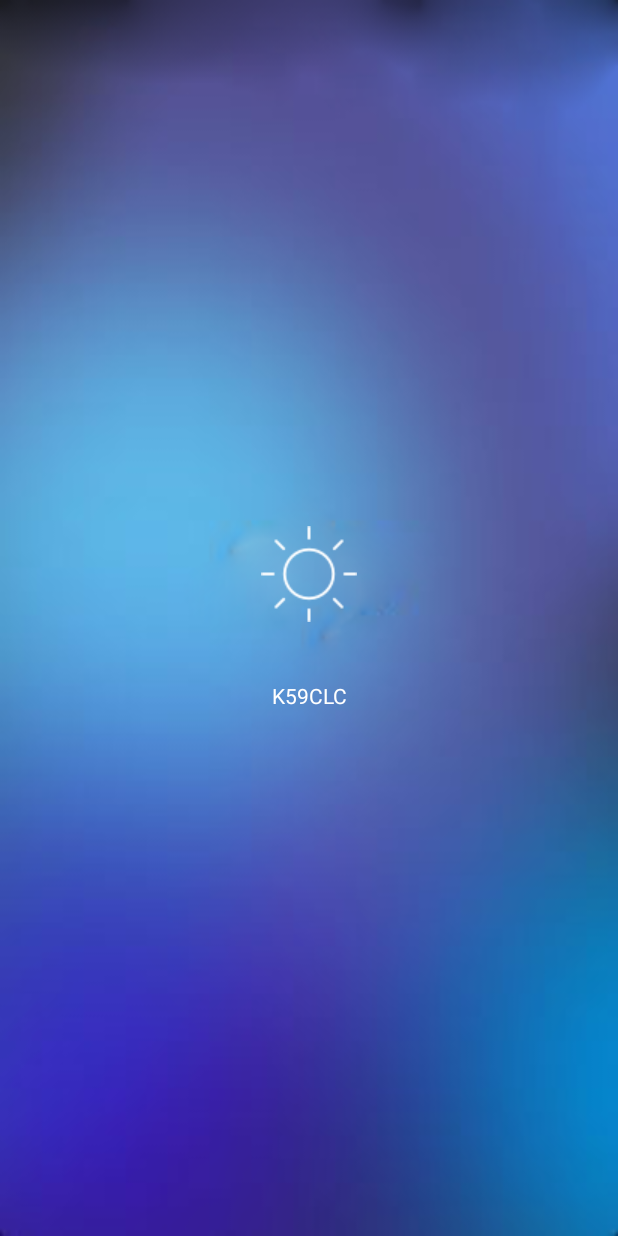
After one commit to sunado/Weather_DTUI_group7, an Android app: the Splash screen opened directly, with no data from a screen before it, on a phone screen of 412 x 824 dp. The commit adds this screen. Run offline under Robolectric (Android 15) with nearby library versions, the phone set to English and light mode, and no system bars.

Commit message:
add spalsh screen

```diff
--- a/app/src/main/java/com/example/admin/weather_dtui_group7/ItemHourlyAdapter.java
+++ b/app/src/main/java/com/example/admin/weather_dtui_group7/ItemHourlyAdapter.java
@@ -1,6 +1,7 @@
 package com.example.admin.weather_dtui_group7;
 
 import android.content.Context;
+import android.util.Log;
 import android.view.LayoutInflater;
 import android.view.View;
 import android.view.ViewGroup;
@@ -71,6 +72,7 @@ public class ItemHourlyAdapter extends BaseAdapter {
             holder.degree .setText(itemHourly.getDegree());
             holder.hour.setText(itemHourly.getHour());
         }
+
         return convertView;
     }
 }
--- /dev/null
+++ b/app/src/main/java/com/example/admin/weather_dtui_group7/Splash.java
@@ -0,0 +1,40 @@
+package com.example.admin.weather_dtui_group7;
+
+import android.content.Intent;
+import android.support.v7.app.AppCompatActivity;
+import android.os.Bundle;
+import android.view.animation.Animation;
+import android.view.animation.AnimationUtils;
+import android.widget.TextView;
+
+public class Splash extends AppCompatActivity {
+
+    @Override
+    protected void onCreate(Bundle savedInstanceState) {
+        super.onCreate(savedInstanceState);
+        setContentView(R.layout.activity_splash);
+        final TextView textView1 = (TextView) findViewById(R.id.text);
+        final TextView textView2 = (TextView)findViewById(R.id.text1);
+        Thread timer = new Thread() {
+            public void run() {
+                try {
+                    Animation animation = AnimationUtils.loadAnimation(getApplicationContext(), R.anim.fade_in);
+                    textView1.startAnimation(animation);
+                    textView2.startAnimation(animation);
+                    sleep(5000);
+                } catch (InterruptedException e) {
+                    e.printStackTrace();
+                } finally {
+                    Intent i = new Intent(Splash.this, MainActivity.class);
+                    startActivity(i);
+                }
+            }
+        };
+        timer.start();
+    }
+    @Override
+    protected void onPause() {
+        super.onPause();
+        finish();
+    }
+}
--- a/app/src/main/res/anim/fade_in.xml
+++ b/app/src/main/res/anim/fade_in.xml
@@ -1,8 +1,9 @@
-<?xml version="1.0" encoding="UTF-8"?>
-<set xmlns:android="http://schemas.android.com/apk/res/android">
+<set xmlns:android="http://schemas.android.com/apk/res/android"
+    android:interpolator="@android:anim/accelerate_interpolator">
+
     <alpha
-        android:fromAlpha="0.0"
-        android:toAlpha="1.0"
-        android:interpolator="@android:anim/accelerate_interpolator"
-        android:duration="3000"/>
+        android:duration="2000"
+        android:fromAlpha="0"
+        android:toAlpha="1">
+    </alpha>
 </set>
--- /dev/null
+++ b/app/src/main/res/layout/activity_splash.xml
@@ -0,0 +1,33 @@
+<LinearLayout
+    xmlns:android="http://schemas.android.com/apk/res/android"
+    android:layout_width="match_parent"
+    android:layout_height="match_parent"
+    android:background="@drawable/spalsh"
+    android:gravity="center"
+    android:orientation="vertical">
+    <ImageView
+        android:layout_width="wrap_content"
+        android:layout_height="wrap_content"
+        android:layout_gravity="center_horizontal"
+        android:src="@drawable/sun"
+        />
+    <TextView
+        android:id="@+id/text"
+        android:layout_marginTop="20dp"
+        android:layout_width="match_parent"
+        android:layout_height="wrap_content"
+        android:gravity="center_horizontal"
+        android:text="Weather by group 7"
+        android:textSize="14sp"
+        android:textColor="@color/white"
+        />
+    <TextView
+        android:layout_width="match_parent"
+        android:layout_height="wrap_content"
+        android:gravity="center_horizontal"
+        android:text="K59CLC"
+        android:textSize="14sp"
+        android:id="@+id/text1"
+        android:textColor="@color/white"
+        />
+</LinearLayout>
```
Also changed, not shown: app/src/main/AndroidManifest.xml (+8 -6 lines), app/src/main/java/com/example/admin/weather_dtui_group7/DailyFragment.java (+7 -11 lines), app/src/main/java/com/example/admin/weather_dtui_group7/HourlyFragment.java (+6 -6 lines), app/src/main/res/drawable/spalsh.png (added), app/src/main/res/drawable/sun.png (added).
